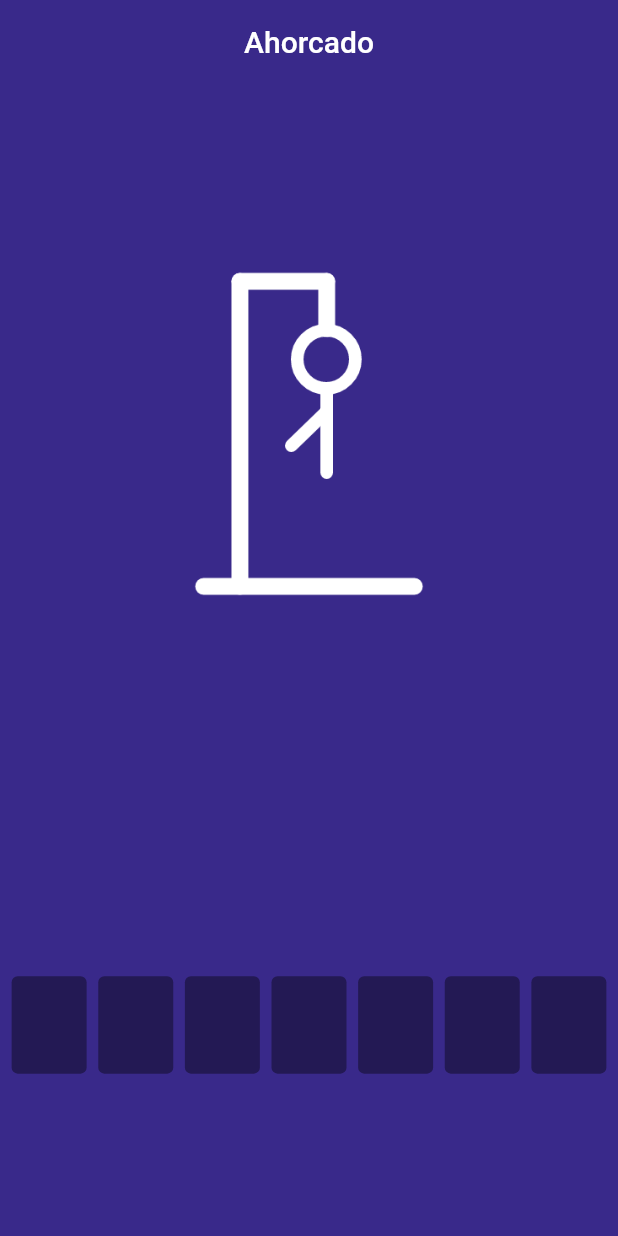
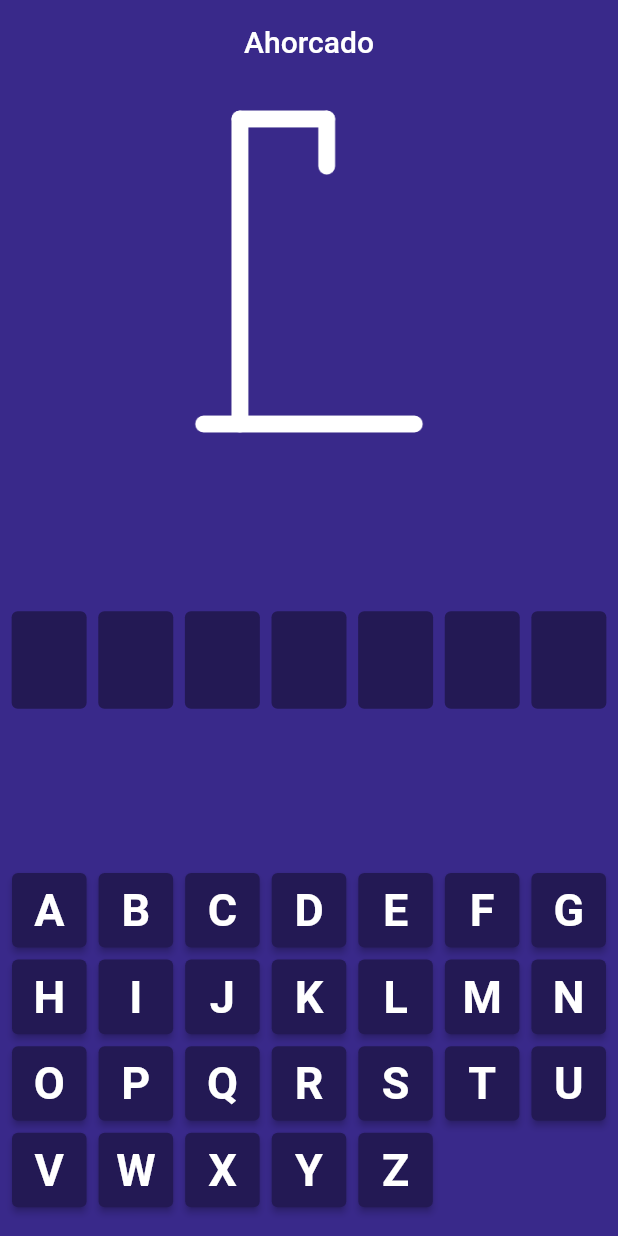
Before and after one commit to NestorGH/Hangman-game, a Flutter app: the screen it shows after launch, on a phone screen of 412 x 824 dp. Run offline on Flutter 3.47's test engine with Material 2 defaults, Android fonts, the phone set to English and light mode, and no system bars.

Commit message:
Agregando el teclado para elegir las letras

```diff
--- a/lib/main.dart
+++ b/lib/main.dart
@@ -29,7 +29,35 @@ class HomeApp extends StatefulWidget {
 
 class _HomeAppState extends State<HomeApp> {
   //Elegir la palabra
-  String word = "Flutter";
+  String word = "Flutter".toUpperCase();
+  List<String> alphabet = [
+    "A",
+    "B",
+    "C",
+    "D",
+    "E",
+    "F",
+    "G",
+    "H",
+    "I",
+    "J",
+    "K",
+    "L",
+    "M",
+    "N",
+    "O",
+    "P",
+    "Q",
+    "R",
+    "S",
+    "T",
+    "U",
+    "V",
+    "W",
+    "X",
+    "Y",
+    "Z"
+  ];
 
   @override
   Widget build(BuildContext context) {
@@ -42,7 +70,7 @@ class _HomeAppState extends State<HomeApp> {
         backgroundColor: AppColor.primaryColor,
       ),
       body: Column(
-        mainAxisAlignment: MainAxisAlignment.spaceEvenly,
+        mainAxisAlignment: MainAxisAlignment.spaceBetween,
         crossAxisAlignment: CrossAxisAlignment.center,
         children: [
           Center(
@@ -59,17 +87,62 @@ class _HomeAppState extends State<HomeApp> {
               ],
             ),
           ),
-          const SizedBox(
+          /*const SizedBox(
             height: 20,
-          ),
+          ),*/
           //------------Widget para crear la palabra oculta--------------
           Row(
             mainAxisAlignment: MainAxisAlignment.spaceEvenly,
             children: word
                 .split("")
-                .map((e) => letter(e.toUpperCase(), true))
+                .map((e) => letter(e.toUpperCase(),
+                    !Game.selectedChar.contains(e.toUpperCase())))
                 .toList(),
-          )
+          ),
+          //---------Widget para el teclado-----------------
+          SizedBox(
+            width: double.infinity,
+            height: 250.0,
+            child: GridView.count(
+              crossAxisCount: 7,
+              mainAxisSpacing: 8.0,
+              crossAxisSpacing: 8.0,
+              padding: const EdgeInsets.all(8.0),
+              children: alphabet.map((e) {
+                return RawMaterialButton(
+                  //La logica del juego al dar en un boton
+                  onPressed: Game.selectedChar.contains(e)
+                      ? null //Verificamos que no se halla seleccionado ningun boton
+                      : () {
+                          setState(() {
+                            Game.selectedChar.add(e);
+                            if (!word.split('').contains(e.toUpperCase())) {  //Si no se elige la letra de la palabra se suma un intento
+                              Game.tries++;
+                              /*
+                              if (Game.tries == word.lengtht){
+                                //Mostrar mensaje y reiniciar de nuevo
+                              }*/
+                            }
+                          });
+                        },
+                  shape: RoundedRectangleBorder(
+                    borderRadius: BorderRadius.circular(4.0),
+                  ),
+                  child: Text(
+                    e,
+                    style: const TextStyle(
+                      color: Colors.white,
+                      fontSize: 30.0,
+                      fontWeight: FontWeight.bold,
+                    ),
+                  ),
+                  fillColor: Game.selectedChar.contains(e)
+                      ? Colors.black87
+                      : AppColor.primaryColorDark,
+                );
+              }).toList(),
+            ),
+          ),
         ],
       ),
     );
--- a/lib/utils/game.dart
+++ b/lib/utils/game.dart
@@ -1,4 +1,5 @@
 class Game {
   //Agregando el numero de intentos
-  static int tries = 3;
+  static int tries = 0;
+  static List<String> selectedChar = [];  //Lista de las letras seleccionadas
 }
```
